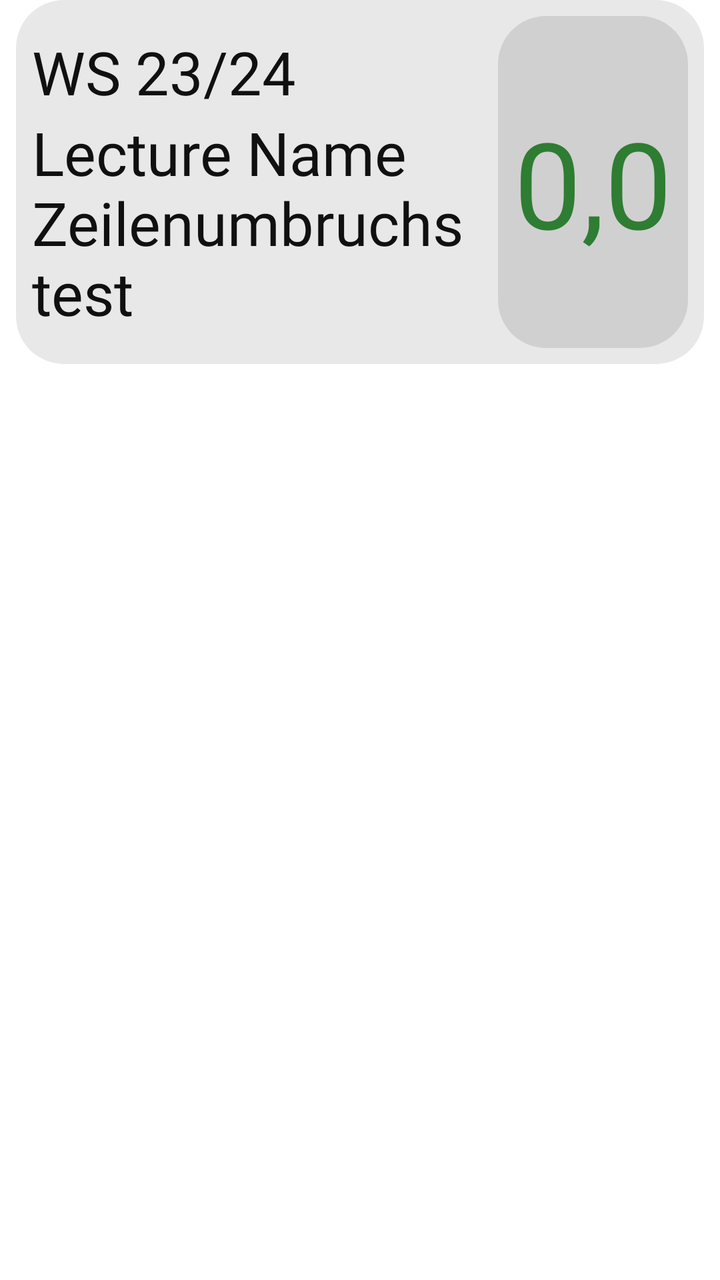
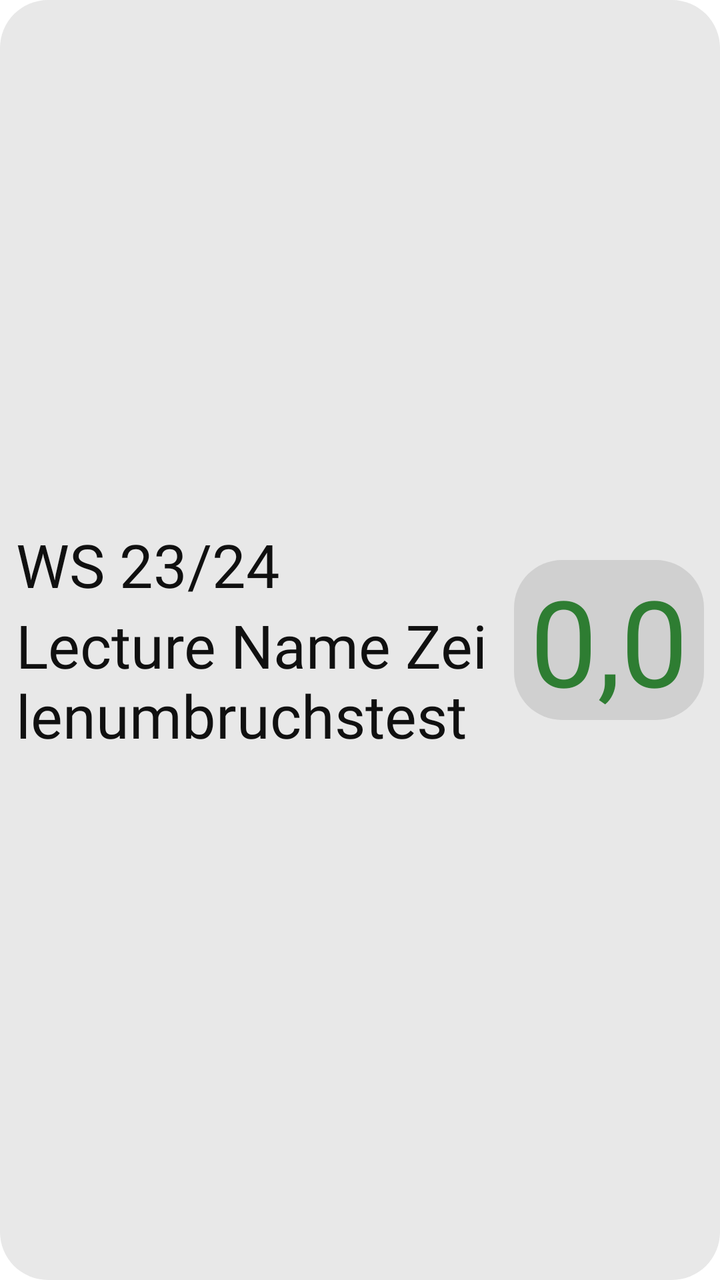

Compare the two renders of this Android layout. The source of the first and the diff that turns it into the second are given below.
<!-- AndroidManifest.xml: application theme Theme.RateMyProfessor -->
<!-- res/layout/item_user_rating.xml -->
<?xml version="1.0" encoding="utf-8"?>
<androidx.constraintlayout.widget.ConstraintLayout xmlns:android="http://schemas.android.com/apk/res/android"
    android:layout_width="match_parent"
    android:layout_height="wrap_content"
    xmlns:app="http://schemas.android.com/apk/res-auto">

    <TextView
        android:id="@+id/header_background"
        android:layout_width="0dp"
        android:layout_height="0dp"
        android:layout_marginStart="8dp"
        android:layout_marginTop="-16dp"
        android:layout_marginEnd="8dp"
        android:layout_marginBottom="-16dp"
        android:background="@drawable/rounded_box"
        android:paddingTop="8dp"
        android:paddingBottom="8dp"
        app:layout_constraintBottom_toBottomOf="@+id/lecture_name"
        app:layout_constraintEnd_toEndOf="parent"
        app:layout_constraintStart_toStartOf="parent"
        app:layout_constraintTop_toTopOf="@+id/semester" />

    <TextView
        android:id="@+id/averageRatingGiven"
        android:layout_width="wrap_content"
        android:layout_height="0dp"
        android:layout_marginEnd="8dp"
        android:layout_marginTop="8dp"
        android:layout_marginBottom="8dp"
        android:background="@drawable/rounded_box_light"
        android:fontFamily="@font/inter_bold"
        android:paddingStart="8dp"
        android:paddingEnd="8dp"
        android:text="0,0"
        android:textColor="@color/accent_positive"
        android:textSize="60sp"
        android:gravity="center"
        app:layout_constraintBottom_toBottomOf="@id/header_background"
        app:layout_constraintEnd_toEndOf="@+id/header_background"
        app:layout_constraintTop_toTopOf="@id/header_background" />

    <TextView
        android:id="@+id/semester"
        android:layout_width="0dp"
        android:layout_height="wrap_content"
        android:layout_marginStart="8dp"
        android:layout_marginEnd="8dp"
        android:fontFamily="@font/inter_bold"
        android:text="WS 23/24"
        android:textColor="@color/text_primary"
        android:textSize="30sp"
        app:layout_constraintEnd_toStartOf="@+id/averageRatingGiven"
        app:layout_constraintStart_toStartOf="@+id/header_background"
        app:layout_constraintTop_toTopOf="@+id/averageRatingGiven" />

    <TextView
        android:id="@+id/lecture_name"
        android:layout_width="0dp"
        android:layout_height="wrap_content"
        android:layout_marginStart="8dp"
        android:layout_marginEnd="8dp"
        android:fontFamily="@font/inter_bold"
        android:text="Lecture Name Zeilenumbruchstest"
        android:textColor="@color/text_primary"
        android:textSize="30sp"
        app:layout_constraintEnd_toStartOf="@+id/averageRatingGiven"
        app:layout_constraintStart_toStartOf="@+id/header_background"
        app:layout_constraintTop_toBottomOf="@+id/semester" />
</androidx.constraintlayout.widget.ConstraintLayout>
<!-- resources referenced by this layout -->
<resources>
  <color name="accent_positive">#FF2E7D32</color>
  <color name="text_primary">#FF101010</color>
  <!-- drawable rounded_box (drawable) -->
  <shape xmlns:android="http://schemas.android.com/apk/res/android">
  
      <solid android:color="@color/surface_container"/>
  
      <corners android:radius="24dp"/>
  
  </shape>
  <!-- drawable rounded_box_light (drawable) -->
  <?xml version="1.0" encoding="utf-8"?>
  <shape xmlns:android="http://schemas.android.com/apk/res/android">
  
      <solid android:color="@color/surface_container_high"/>
  
      <corners android:radius="24dp"/>
  
  </shape>
  <style name="Theme.RateMyProfessor" parent="Theme.MaterialComponents.DayNight.NoActionBar">
          
          <item name="colorPrimary">@color/text_primary</item>
          <item name="colorPrimaryVariant">@color/text_primary</item>
          <item name="colorOnPrimary">@color/text_on_inverse</item>
          <item name="colorSecondary">@color/text_primary</item>
          <item name="colorSecondaryVariant">@color/text_primary</item>
          <item name="colorOnSecondary">@color/text_on_inverse</item>
  
          
          <item name="android:windowBackground">@color/surface</item>
          <item name="colorSurface">@color/surface_container</item>
          <item name="colorOnSurface">@color/text_primary</item>
          <item name="colorError">@color/danger</item>
          <item name="colorOnError">@color/text_on_inverse</item>
  
          <item name="android:textColorPrimary">@color/text_primary</item>
          <item name="android:textColorSecondary">@color/text_muted</item>
          <item name="android:textColorHint">@color/text_hint</item>
  
          
          <item name="android:statusBarColor">@android:color/transparent</item>
          <item name="android:navigationBarColor">@android:color/transparent</item>
      </style>
  <color name="surface_container">#FFE8E8E8</color>
  <color name="surface_container_high">#FFD0D0D0</color>
  <color name="text_on_inverse">#FFFFFFFF</color>
  <color name="surface">#FFFFFFFF</color>
  <color name="danger">#FFB3261E</color>
  <color name="text_muted">#FF5F5D5D</color>
  <color name="text_hint">#FF8A8A8A</color>
</resources>

<!-- the commit's change to res/layout/item_user_rating.xml (unified diff, before → after) -->
@@ -1,69 +1,54 @@
 <?xml version="1.0" encoding="utf-8"?>
-<androidx.constraintlayout.widget.ConstraintLayout xmlns:android="http://schemas.android.com/apk/res/android"
+<LinearLayout
+    xmlns:android="http://schemas.android.com/apk/res/android"
     android:layout_width="match_parent"
     android:layout_height="wrap_content"
-    xmlns:app="http://schemas.android.com/apk/res-auto">
+    android:layout_marginStart="8dp"
+    android:layout_marginEnd="8dp"
+    android:layout_marginBottom="12dp"
+    android:background="@drawable/rounded_box"
+    android:gravity="center_vertical"
+    android:orientation="horizontal"
+    android:padding="8dp">
 
-    <TextView
-        android:id="@+id/header_background"
+    <LinearLayout
         android:layout_width="0dp"
-        android:layout_height="0dp"
-        android:layout_marginStart="8dp"
-        android:layout_marginTop="-16dp"
+        android:layout_height="wrap_content"
         android:layout_marginEnd="8dp"
-        android:layout_marginBottom="-16dp"
-        android:background="@drawable/rounded_box"
-        android:paddingTop="8dp"
-        android:paddingBottom="8dp"
-        app:layout_constraintBottom_toBottomOf="@+id/lecture_name"
-        app:layout_constraintEnd_toEndOf="parent"
-        app:layout_constraintStart_toStartOf="parent"
-        app:layout_constraintTop_toTopOf="@+id/semester" />
+        android:layout_weight="1"
+        android:orientation="vertical">
+
+        <TextView
+            android:id="@+id/semester"
+            android:layout_width="match_parent"
+            android:layout_height="wrap_content"
+            android:fontFamily="@font/inter_bold"
+            android:text="WS 23/24"
+            android:textColor="@color/text_primary"
+            android:textSize="30sp" />
+
+        <TextView
+            android:id="@+id/lecture_name"
+            android:layout_width="match_parent"
+            android:layout_height="wrap_content"
+            android:fontFamily="@font/inter_bold"
+            android:text="Lecture Name Zeilenumbruchstest"
+            android:textColor="@color/text_primary"
+            android:textSize="30sp" />
+
+    </LinearLayout>
 
     <TextView
         android:id="@+id/averageRatingGiven"
         android:layout_width="wrap_content"
-        android:layout_height="0dp"
-        android:layout_marginEnd="8dp"
-        android:layout_marginTop="8dp"
-        android:layout_marginBottom="8dp"
+        android:layout_height="wrap_content"
         android:background="@drawable/rounded_box_light"
         android:fontFamily="@font/inter_bold"
+        android:gravity="center"
         android:paddingStart="8dp"
         android:paddingEnd="8dp"
         android:text="0,0"
         android:textColor="@color/accent_positive"
-        android:textSize="60sp"
-        android:gravity="center"
-        app:layout_constraintBottom_toBottomOf="@id/header_background"
-        app:layout_constraintEnd_toEndOf="@+id/header_background"
-        app:layout_constraintTop_toTopOf="@id/header_background" />
+        android:textSize="60sp" />
 
-    <TextView
-        android:id="@+id/semester"
-        android:layout_width="0dp"
-        android:layout_height="wrap_content"
-        android:layout_marginStart="8dp"
-        android:layout_marginEnd="8dp"
-        android:fontFamily="@font/inter_bold"
-        android:text="WS 23/24"
-        android:textColor="@color/text_primary"
-        android:textSize="30sp"
-        app:layout_constraintEnd_toStartOf="@+id/averageRatingGiven"
-        app:layout_constraintStart_toStartOf="@+id/header_background"
-        app:layout_constraintTop_toTopOf="@+id/averageRatingGiven" />
-
-    <TextView
-        android:id="@+id/lecture_name"
-        android:layout_width="0dp"
-        android:layout_height="wrap_content"
-        android:layout_marginStart="8dp"
-        android:layout_marginEnd="8dp"
-        android:fontFamily="@font/inter_bold"
-        android:text="Lecture Name Zeilenumbruchstest"
-        android:textColor="@color/text_primary"
-        android:textSize="30sp"
-        app:layout_constraintEnd_toStartOf="@+id/averageRatingGiven"
-        app:layout_constraintStart_toStartOf="@+id/header_background"
-        app:layout_constraintTop_toBottomOf="@+id/semester" />
-</androidx.constraintlayout.widget.ConstraintLayout>
+</LinearLayout>
